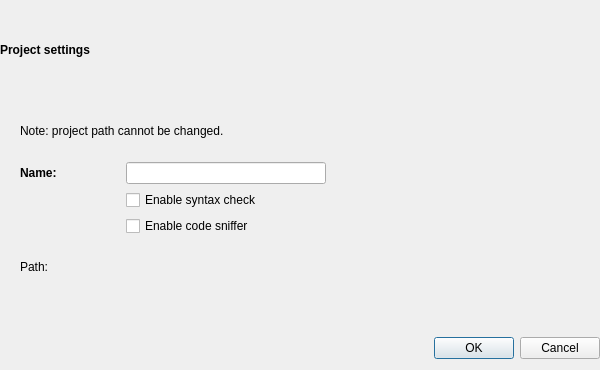
Above: ui/editproject.ui from ziracms/editor before the change. Below: the same form after it.
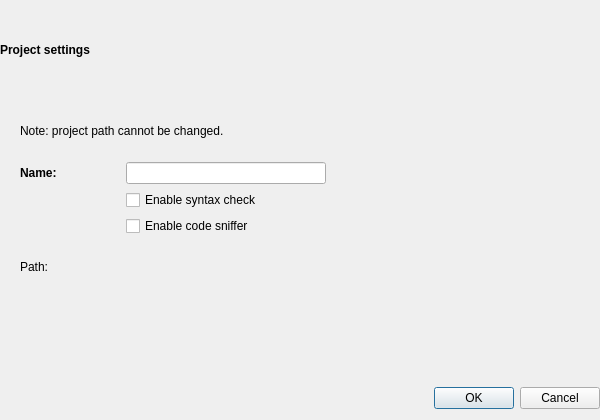
That is the form after the change.

```diff
--- a/ui/editproject.ui
+++ b/ui/editproject.ui
@@ -10,7 +10,7 @@
     <x>0</x>
     <y>0</y>
     <width>600</width>
-    <height>370</height>
+    <height>420</height>
    </rect>
   </property>
   <property name="minimumSize">
@@ -114,12 +114,56 @@
        </layout>
       </item>
       <item>
+       <layout class="QVBoxLayout" name="editProjectScrollAreaVerticalLayout">
+        <property name="leftMargin">
+         <number>10</number>
+        </property>
+        <property name="topMargin">
+         <number>0</number>
+        </property>
+        <property name="rightMargin">
+         <number>10</number>
+        </property>
+        <property name="bottomMargin">
+         <number>0</number>
+        </property>
+        <item>
+         <widget class="QScrollArea" name="editProjectScrollArea">
+          <property name="frameShape">
+           <enum>QFrame::NoFrame</enum>
+          </property>
+          <property name="widgetResizable">
+           <bool>true</bool>
+          </property>
+          <widget class="QWidget" name="editProjectScrollAreaWidgetContents">
+           <property name="geometry">
+            <rect>
+             <x>0</x>
+             <y>0</y>
+             <width>580</width>
+             <height>267</height>
+            </rect>
+           </property>
+           <layout class="QVBoxLayout" name="verticalLayout_2">
+            <property name="leftMargin">
+             <number>0</number>
+            </property>
+            <property name="topMargin">
+             <number>0</number>
+            </property>
+            <property name="rightMargin">
+             <number>0</number>
+            </property>
+            <property name="bottomMargin">
+             <number>0</number>
+            </property>
+            <item>
        <layout class="QHBoxLayout" name="editProjectDialogInfoLayout">
         <property name="leftMargin">
-         <number>20</number>
+               <number>10</number>
         </property>
         <property name="rightMargin">
-         <number>20</number>
+               <number>10</number>
         </property>
         <item>
          <widget class="QLabel" name="editProjectDialogInfoLabel">
@@ -139,10 +183,10 @@
       <item>
        <layout class="QHBoxLayout" name="editProjectDialogNameLayout">
         <property name="leftMargin">
-         <number>20</number>
+               <number>10</number>
         </property>
         <property name="rightMargin">
-         <number>20</number>
+               <number>10</number>
         </property>
         <item>
          <widget class="QLabel" name="editProjectDialogNameLabel">
@@ -191,10 +235,10 @@
       <item>
        <layout class="QHBoxLayout" name="editProjectDialogLintLayout">
         <property name="leftMargin">
-         <number>126</number>
+               <number>116</number>
         </property>
         <property name="rightMargin">
-         <number>20</number>
+               <number>10</number>
         </property>
         <item>
          <widget class="QCheckBox" name="editProjectDialogLintCheckbox">
@@ -208,10 +252,10 @@
       <item>
        <layout class="QHBoxLayout" name="editProjectDialogCSLayout">
         <property name="leftMargin">
-         <number>126</number>
+               <number>116</number>
         </property>
         <property name="rightMargin">
-         <number>20</number>
+               <number>10</number>
         </property>
         <item>
          <widget class="QCheckBox" name="editProjectDialogCSCheckbox">
@@ -225,10 +269,10 @@
       <item>
        <layout class="QHBoxLayout" name="editProjectDialogResultLayout">
         <property name="leftMargin">
-         <number>20</number>
+               <number>10</number>
         </property>
         <property name="rightMargin">
-         <number>20</number>
+               <number>10</number>
         </property>
         <item>
          <widget class="QLabel" name="editProjectDialogPathLabel">
@@ -285,9 +329,6 @@
         </item>
        </layout>
       </item>
-     </layout>
-    </widget>
-   </item>
    <item>
     <spacer name="verticalSpacer">
      <property name="orientation">
@@ -300,6 +341,15 @@
       </size>
      </property>
     </spacer>
+            </item>
+           </layout>
+          </widget>
+         </widget>
+        </item>
+       </layout>
+      </item>
+     </layout>
+    </widget>
    </item>
    <item>
     <widget class="QDialogButtonBox" name="buttonBox">
```
Lines whose indentation alone changed are shown as unchanged.
